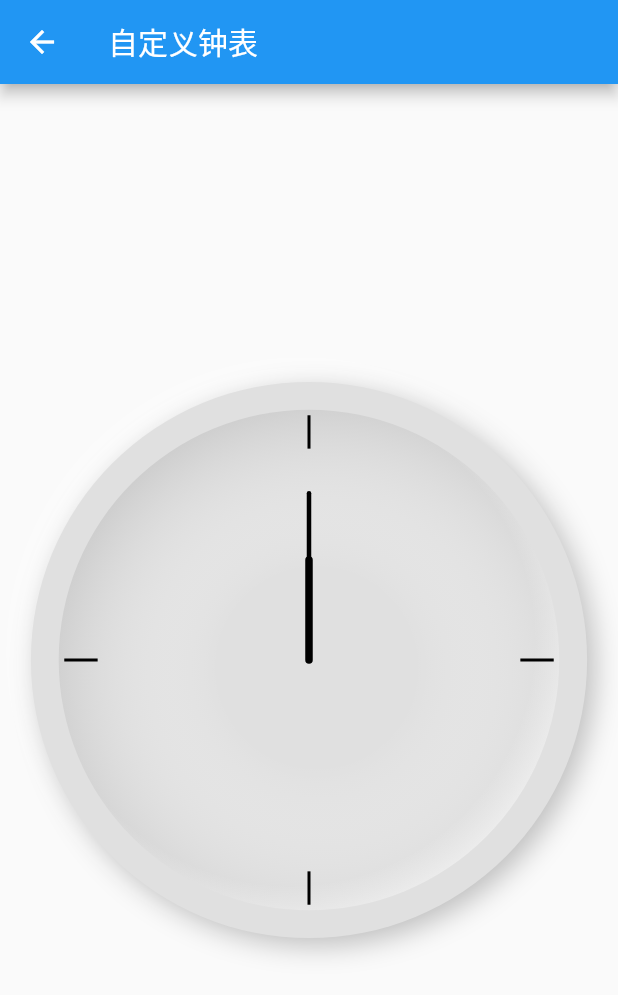
After one commit to zishabei/flutter_repository, a Flutter app: the screen it shows after launch, after a tap on "自定义钟表", on a phone screen of 412 x 824 dp. The commit adds this screen. Shown: the top 995 px of the screen. Run offline on Flutter 3.47's test engine with Material 2 defaults, Android fonts, the light colour scheme and no system bars; our stand-ins replace camera, flutter_hooks, hooks_riverpod, video_player; missing offline and left inert: wechat_assets_picker.

Commit message:
clock开发（1）

```diff
--- /dev/null
+++ b/lib/example/clock/components/clock_hand.dart
@@ -0,0 +1,58 @@
+import 'package:flutter/material.dart';
+
+enum ClockHandType { hour, minute }
+
+const clockHandParams = {
+  ClockHandType.hour: {"lengthFactor": 0.32, "width": 5.0},
+  ClockHandType.minute: {"lengthFactor": 0.2, "width": 3.0}
+};
+
+class ClockHand extends StatelessWidget {
+  final Size clockSize;
+  final ClockHandType clockHandType;
+  final int hour;
+  final int minute;
+  final int second;
+
+  const ClockHand(
+      {Key? key,
+      required this.clockSize,
+      required this.clockHandType,
+      required this.hour,
+      required this.minute,
+      required this.second})
+      : super(key: key);
+
+  @override
+  Widget build(BuildContext context) {
+    return CustomPaint(
+      size: clockSize,
+      painter: ClockHandPainter(clockHandType: clockHandType),
+    );
+  }
+}
+
+class ClockHandPainter extends CustomPainter {
+  final ClockHandType clockHandType;
+
+  ClockHandPainter({required this.clockHandType});
+
+  @override
+  void paint(Canvas canvas, Size size) {
+    final handConfig = clockHandParams[clockHandType];
+    final lengthFactor = handConfig!["lengthFactor"];
+    final width = handConfig["width"];
+    final paint = Paint()
+      ..color = Colors.black
+      ..strokeWidth = width!
+      ..strokeCap = StrokeCap.round;
+    final handStart = Offset(size.width / 2, size.height / 2);
+    final handEnd = Offset(size.width / 2, size.height * lengthFactor!);
+    canvas.drawLine(handStart, handEnd, paint);
+  }
+
+  @override
+  bool shouldRepaint(covariant CustomPainter oldDelegate) {
+    return true;
+  }
+}
--- /dev/null
+++ b/lib/example/clock/components/clock_panel.dart
@@ -0,0 +1,117 @@
+import 'package:flutter/material.dart';
+import 'package:flutter_project/example/clock/components/clock_hand.dart';
+
+class ClockPanel extends StatelessWidget {
+  const ClockPanel({Key? key, required this.size}) : super(key: key);
+
+  final Size size;
+
+  Widget get outerPanel {
+    return Container(
+      height: size.height,
+      width: size.width,
+      decoration: BoxDecoration(
+          color: Colors.grey[300],
+          shape: BoxShape.circle,
+          boxShadow: [
+            const BoxShadow(
+                color: Colors.white,
+                offset: Offset(-5.0, -5.0),
+                blurRadius: 15.0),
+            BoxShadow(
+                color: Colors.grey[400]!,
+                offset: const Offset(5.0, 5.0),
+                blurRadius: 15.0)
+          ]),
+    );
+  }
+
+  Widget get innerPanel {
+    return Stack(
+      children: [
+        Container(
+          width: size.width * 0.9,
+          height: size.width * 0.9,
+          decoration: BoxDecoration(
+              shape: BoxShape.circle,
+              color: Colors.grey[300],
+              gradient: RadialGradient(
+                  colors: [Colors.white.withOpacity(0.0), Colors.grey[400]!],
+                  center: const AlignmentDirectional(0.1, 0.1),
+                  focal: const AlignmentDirectional(0.0, 0.0),
+                  radius: 0.65,
+                  focalRadius: 0.001,
+                  stops: const [0.3, 1.0])),
+        ),
+        Container(
+          width: size.width * 0.9,
+          height: size.width * 0.9,
+          decoration: BoxDecoration(
+              shape: BoxShape.circle,
+              color: Colors.grey[300],
+              gradient: RadialGradient(
+                  colors: [Colors.white.withOpacity(0.0), Colors.white],
+                  center: const AlignmentDirectional(-0.1, -0.1),
+                  focal: const AlignmentDirectional(0.0, 0.0),
+                  radius: 0.65,
+                  focalRadius: 0.001,
+                  stops: const [0.75, 1.0])),
+        )
+      ],
+    );
+  }
+
+  Widget get scale {
+    return CustomPaint(
+      size: size,
+      painter: ClockScalePainter(),
+    );
+  }
+
+  @override
+  Widget build(BuildContext context) {
+    final now = DateTime.now();
+    return Stack(
+      alignment: Alignment.center,
+      children: [
+        outerPanel,
+        innerPanel,
+        scale,
+        ClockHand(
+            clockSize: size,
+            clockHandType: ClockHandType.hour,
+            hour: now.hour,
+            minute: now.minute,
+            second: now.second),
+        ClockHand(
+            clockSize: size,
+            clockHandType: ClockHandType.minute,
+            hour: now.hour,
+            minute: now.minute,
+            second: now.second),
+      ],
+    );
+  }
+}
+
+class ClockScalePainter extends CustomPainter {
+  @override
+  void paint(Canvas canvas, Size size) {
+    final paint = Paint()
+      ..color = Colors.black
+      ..strokeWidth = 2;
+    canvas.drawLine(Offset(size.width / 2, size.height * 0.12),
+        Offset(size.width / 2, size.height * 0.06), paint);
+    canvas.drawLine(Offset(size.width * 0.88, size.height / 2),
+        Offset(size.width * 0.94, size.height / 2), paint);
+    canvas.drawLine(Offset(size.width / 2, size.height * 0.88),
+        Offset(size.width / 2, size.height * 0.94), paint);
+    canvas.drawLine(Offset(size.width * 0.12, size.height / 2),
+        Offset(size.width * 0.06, size.height / 2), paint);
+  }
+
+  @override
+  bool shouldRepaint(covariant CustomPainter oldDelegate) {
+    return true;
+  }
+}
--- /dev/null
+++ b/lib/example/clock/custom_clock.dart
@@ -0,0 +1,34 @@
+import 'package:flutter/material.dart';
+import 'package:flutter_project/example/clock/components/clock_panel.dart';
+
+class CustomClock extends StatefulWidget {
+  const CustomClock({Key? key}) : super(key: key);
+
+  static Route get route {
+    return MaterialPageRoute(builder: (_) {
+      return const CustomClock();
+    });
+  }
+
+  @override
+  State<CustomClock> createState() => _CustomClockState();
+}
+
+class _CustomClockState extends State<CustomClock> {
+  @override
+  Widget build(BuildContext context) {
+    final screenWidth = MediaQuery.of(context).size.width;
+    return Scaffold(
+      appBar: AppBar(
+        title: const Text('自定义钟表'),
+      ),
+      body: Center(
+        child: Stack(alignment: Alignment.center, children: [
+          ClockPanel(
+            size: Size(screenWidth * 0.9, screenWidth * 0.9),
+          ),
+        ]),
+      ),
+    );
+  }
+}
--- a/lib/main.dart
+++ b/lib/main.dart
@@ -1,6 +1,7 @@
 import 'package:camera/camera.dart';
 import 'package:flutter/material.dart';
 import 'package:flutter/services.dart';
+import 'package:flutter_project/example/clock/custom_clock.dart';
 import 'package:flutter_project/widget/animation/animated_builder_study.dart';
 import 'package:flutter_project/widget/animation/animation_one_screen.dart';
 import 'package:flutter_project/widget/animation/base_animation_study.dart';
@@ -128,6 +129,11 @@ class _MyHomePageState extends State<MyHomePage> {
                     Navigator.of(context).push(AnimatedBuilderStudy.route);
                   },
                   child: const Text("高效动画")),
+              ElevatedButton(
+                  onPressed: () async {
+                    Navigator.of(context).push(CustomClock.route);
+                  },
+                  child: const Text("自定义钟表")),
             ],
           ),
         ));
```
